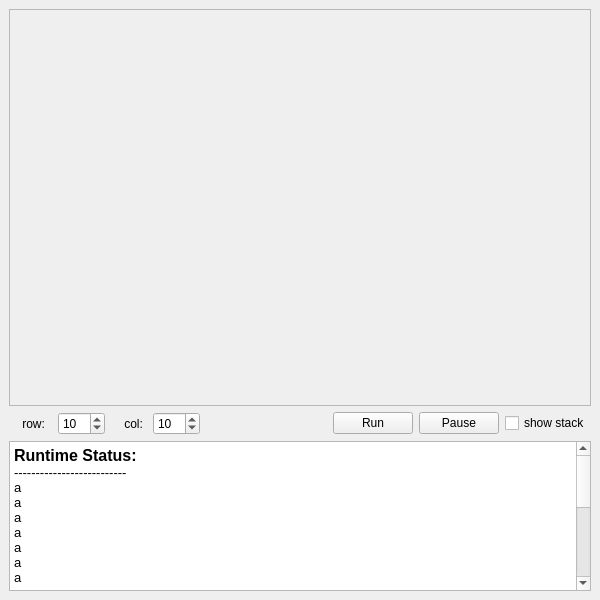
This is include/gui/mainwindow.ui in leexHN/QT_Map as Qt 5 draws it before an edit. The edited form follows.
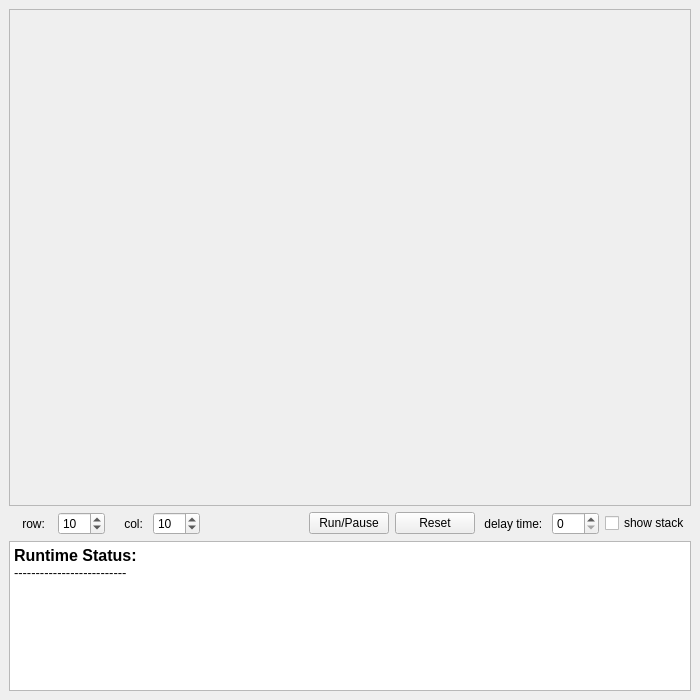
This is the edited form.

Commit message: exec class has build

```diff
--- a/include/gui/mainwindow.ui
+++ b/include/gui/mainwindow.ui
@@ -6,8 +6,8 @@
    <rect>
     <x>0</x>
     <y>0</y>
-    <width>600</width>
-    <height>600</height>
+    <width>700</width>
+    <height>700</height>
    </rect>
   </property>
   <property name="minimumSize">
@@ -54,47 +54,63 @@
 &lt;/style&gt;&lt;/head&gt;&lt;body style=&quot; font-family:'Ubuntu'; font-size:11pt; font-weight:400; font-style:normal;&quot;&gt;
 &lt;p style=&quot; margin-top:0px; margin-bottom:0px; margin-left:0px; margin-right:0px; -qt-block-indent:0; text-indent:0px;&quot;&gt;&lt;span style=&quot; font-size:12pt; font-weight:600;&quot;&gt;Runtime Status:&lt;/span&gt;&lt;/p&gt;
 &lt;p style=&quot; margin-top:0px; margin-bottom:0px; margin-left:0px; margin-right:0px; -qt-block-indent:0; text-indent:0px;&quot;&gt;&lt;span style=&quot; font-size:10pt;&quot;&gt;--------------------------&lt;/span&gt;&lt;/p&gt;
-&lt;p style=&quot; margin-top:0px; margin-bottom:0px; margin-left:0px; margin-right:0px; -qt-block-indent:0; text-indent:0px;&quot;&gt;&lt;span style=&quot; font-size:10pt;&quot;&gt;a&lt;/span&gt;&lt;/p&gt;
-&lt;p style=&quot; margin-top:0px; margin-bottom:0px; margin-left:0px; margin-right:0px; -qt-block-indent:0; text-indent:0px;&quot;&gt;&lt;span style=&quot; font-size:10pt;&quot;&gt;a&lt;/span&gt;&lt;/p&gt;
-&lt;p style=&quot; margin-top:0px; margin-bottom:0px; margin-left:0px; margin-right:0px; -qt-block-indent:0; text-indent:0px;&quot;&gt;&lt;span style=&quot; font-size:10pt;&quot;&gt;a&lt;/span&gt;&lt;/p&gt;
-&lt;p style=&quot; margin-top:0px; margin-bottom:0px; margin-left:0px; margin-right:0px; -qt-block-indent:0; text-indent:0px;&quot;&gt;&lt;span style=&quot; font-size:10pt;&quot;&gt;a&lt;/span&gt;&lt;/p&gt;
-&lt;p style=&quot; margin-top:0px; margin-bottom:0px; margin-left:0px; margin-right:0px; -qt-block-indent:0; text-indent:0px;&quot;&gt;&lt;span style=&quot; font-size:10pt;&quot;&gt;a&lt;/span&gt;&lt;/p&gt;
-&lt;p style=&quot; margin-top:0px; margin-bottom:0px; margin-left:0px; margin-right:0px; -qt-block-indent:0; text-indent:0px;&quot;&gt;&lt;span style=&quot; font-size:10pt;&quot;&gt;a&lt;/span&gt;&lt;/p&gt;
-&lt;p style=&quot; margin-top:0px; margin-bottom:0px; margin-left:0px; margin-right:0px; -qt-block-indent:0; text-indent:0px;&quot;&gt;&lt;span style=&quot; font-size:10pt;&quot;&gt;a&lt;/span&gt;&lt;/p&gt;
-&lt;p style=&quot; margin-top:0px; margin-bottom:0px; margin-left:0px; margin-right:0px; -qt-block-indent:0; text-indent:0px;&quot;&gt;&lt;span style=&quot; font-size:10pt;&quot;&gt;a&lt;/span&gt;&lt;/p&gt;
-&lt;p style=&quot; margin-top:0px; margin-bottom:0px; margin-left:0px; margin-right:0px; -qt-block-indent:0; text-indent:0px;&quot;&gt;&lt;span style=&quot; font-size:10pt;&quot;&gt;a&lt;/span&gt;&lt;/p&gt;
-&lt;p style=&quot; margin-top:0px; margin-bottom:0px; margin-left:0px; margin-right:0px; -qt-block-indent:0; text-indent:0px;&quot;&gt;&lt;span style=&quot; font-size:10pt;&quot;&gt;a&lt;/span&gt;&lt;/p&gt;
-&lt;p style=&quot; margin-top:0px; margin-bottom:0px; margin-left:0px; margin-right:0px; -qt-block-indent:0; text-indent:0px;&quot;&gt;&lt;span style=&quot; font-size:10pt;&quot;&gt;a&lt;/span&gt;&lt;/p&gt;
-&lt;p style=&quot; margin-top:0px; margin-bottom:0px; margin-left:0px; margin-right:0px; -qt-block-indent:0; text-indent:0px;&quot;&gt;&lt;span style=&quot; font-size:10pt;&quot;&gt;a&lt;/span&gt;&lt;/p&gt;
-&lt;p style=&quot; margin-top:0px; margin-bottom:0px; margin-left:0px; margin-right:0px; -qt-block-indent:0; text-indent:0px;&quot;&gt;&lt;span style=&quot; font-size:10pt;&quot;&gt;a&lt;/span&gt;&lt;/p&gt;
-&lt;p style=&quot; margin-top:0px; margin-bottom:0px; margin-left:0px; margin-right:0px; -qt-block-indent:0; text-indent:0px;&quot;&gt;&lt;span style=&quot; font-size:10pt;&quot;&gt;a&lt;/span&gt;&lt;/p&gt;
-&lt;p style=&quot; margin-top:0px; margin-bottom:0px; margin-left:0px; margin-right:0px; -qt-block-indent:0; text-indent:0px;&quot;&gt;&lt;span style=&quot; font-size:10pt;&quot;&gt;a&lt;/span&gt;&lt;/p&gt;
-&lt;p style=&quot; margin-top:0px; margin-bottom:0px; margin-left:0px; margin-right:0px; -qt-block-indent:0; text-indent:0px;&quot;&gt;&lt;span style=&quot; font-size:10pt;&quot;&gt;a&lt;/span&gt;&lt;/p&gt;
-&lt;p style=&quot; margin-top:0px; margin-bottom:0px; margin-left:0px; margin-right:0px; -qt-block-indent:0; text-indent:0px;&quot;&gt;&lt;span style=&quot; font-size:10pt;&quot;&gt;a&lt;/span&gt;&lt;/p&gt;
-&lt;p style=&quot; margin-top:0px; margin-bottom:0px; margin-left:0px; margin-right:0px; -qt-block-indent:0; text-indent:0px;&quot;&gt;&lt;span style=&quot; font-size:10pt;&quot;&gt;a&lt;/span&gt;&lt;/p&gt;
-&lt;p style=&quot;-qt-paragraph-type:empty; margin-top:0px; margin-bottom:0px; margin-left:0px; margin-right:0px; -qt-block-indent:0; text-indent:0px; font-size:10pt;&quot;&gt;&lt;br /&gt;&lt;/p&gt;
-&lt;p style=&quot;-qt-paragraph-type:empty; margin-top:0px; margin-bottom:0px; margin-left:0px; margin-right:0px; -qt-block-indent:0; text-indent:0px; font-size:10pt;&quot;&gt;&lt;br /&gt;&lt;/p&gt;&lt;/body&gt;&lt;/html&gt;</string>
+&lt;p style=&quot;-qt-paragraph-type:empty; margin-top:0px; margin-bottom:0px; margin-left:0px; margin-right:0px; -qt-block-indent:0; text-indent:0px;&quot;&gt;&lt;br /&gt;&lt;/p&gt;&lt;/body&gt;&lt;/html&gt;</string>
       </property>
      </widget>
     </item>
     <item row="1" column="0">
      <layout class="QGridLayout" name="set_grid_layout">
-      <item row="0" column="10">
-       <widget class="QCheckBox" name="checkBox">
+      <item row="0" column="9">
+       <widget class="QPushButton" name="reset_pushButton">
+        <property name="text">
+         <string>Reset</string>
+        </property>
+       </widget>
+      </item>
+      <item row="0" column="12">
+       <widget class="QCheckBox" name="show_stack_checkBox">
         <property name="text">
          <string>show stack</string>
         </property>
        </widget>
       </item>
       <item row="0" column="8">
-       <widget class="QPushButton" name="pushButton">
+       <widget class="QPushButton" name="r_p_Button">
         <property name="text">
-         <string>Run</string>
+         <string>Run/Pause</string>
+        </property>
+       </widget>
+      </item>
+      <item row="0" column="11">
+       <widget class="QSpinBox" name="delay_time_spinBox">
+        <property name="maximum">
+         <number>999</number>
+        </property>
+       </widget>
+      </item>
+      <item row="0" column="2">
+       <widget class="QLabel" name="label">
+        <property name="text">
+         <string>    col: </string>
+        </property>
+       </widget>
+      </item>
+      <item row="0" column="0">
+       <widget class="QLabel" name="label_2">
+        <property name="text">
+         <string>    row:  </string>
+        </property>
+       </widget>
+      </item>
+      <item row="0" column="10">
+       <widget class="QLabel" name="label_3">
+        <property name="text">
+         <string> delay time: </string>
         </property>
        </widget>
       </item>
       <item row="0" column="1">
-       <widget class="QSpinBox" name="spinBox">
+       <widget class="QSpinBox" name="row_spinBox">
         <property name="minimum">
          <number>2</number>
         </property>
@@ -106,13 +122,6 @@
         </property>
        </widget>
       </item>
-      <item row="0" column="0">
-       <widget class="QLabel" name="label_2">
-        <property name="text">
-         <string>    row:  </string>
-        </property>
-       </widget>
-      </item>
       <item row="0" column="7">
        <spacer name="horizontalSpacer">
         <property name="orientation">
@@ -120,28 +129,14 @@
         </property>
         <property name="sizeHint" stdset="0">
          <size>
-          <width>40</width>
+          <width>20</width>
           <height>20</height>
          </size>
         </property>
        </spacer>
       </item>
-      <item row="0" column="2">
-       <widget class="QLabel" name="label">
-        <property name="text">
-         <string>    col: </string>
-        </property>
-       </widget>
-      </item>
-      <item row="0" column="9">
-       <widget class="QPushButton" name="pushButton_2">
-        <property name="text">
-         <string>Pause</string>
-        </property>
-       </widget>
-      </item>
       <item row="0" column="3">
-       <widget class="QSpinBox" name="spinBox_2">
+       <widget class="QSpinBox" name="col_spinBox">
         <property name="minimum">
          <number>2</number>
         </property>
```
The commit also changes 9 other files.
